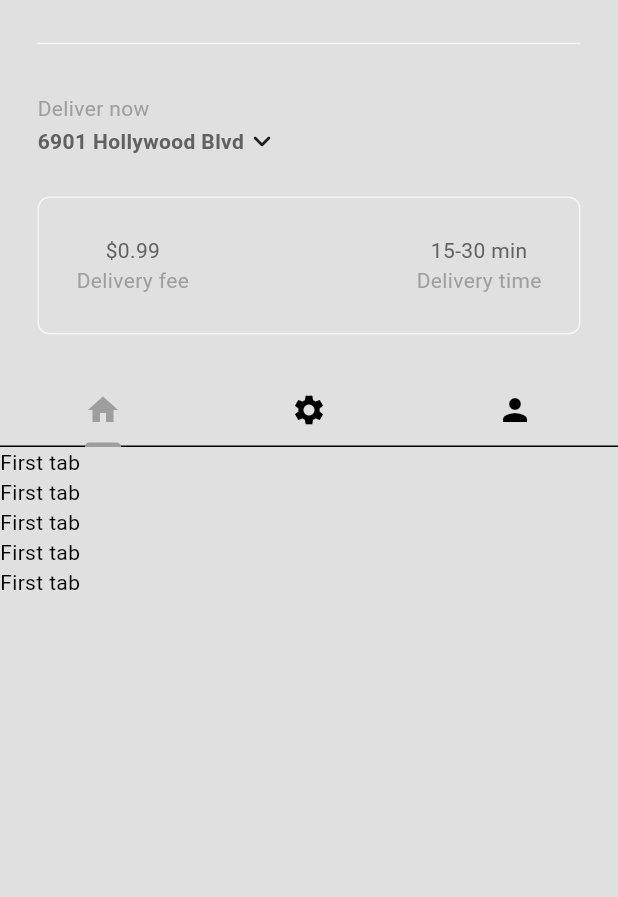
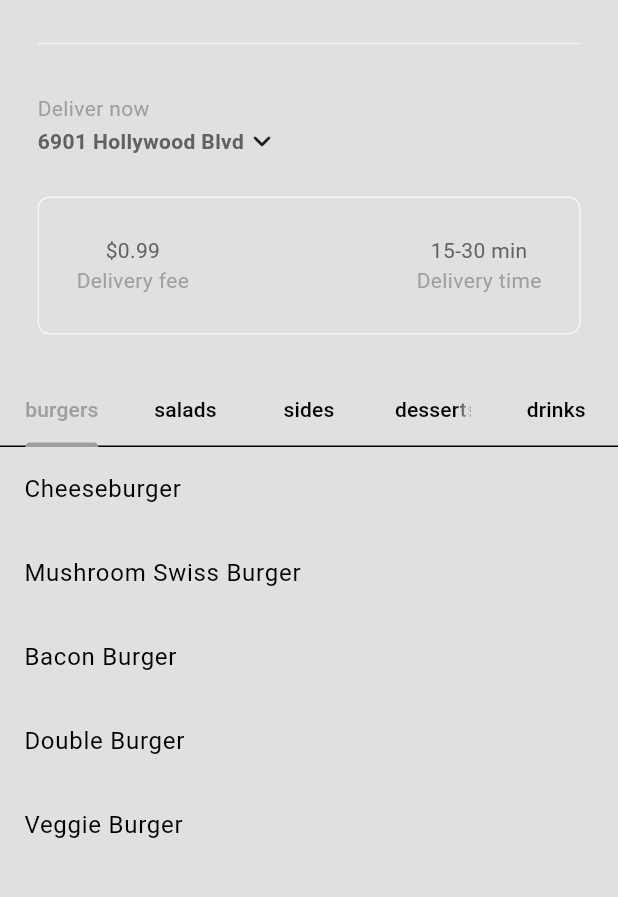
Before and after one commit to TBachirr/Sunset, a Flutter app: the screen it shows after launch, after a tap on "Sign In", on a phone screen of 412 x 824 dp, the part 63-960 px from its top. Run offline on Flutter 3.47's test engine with Material 3 defaults, Android fonts, the phone set to English and light mode, and no system bars.

Commit message:
General updates

```diff
--- a/lib/components/my_tab_bar.dart
+++ b/lib/components/my_tab_bar.dart
@@ -1,4 +1,5 @@
 import 'package:flutter/material.dart';
+import 'package:myapp/models/food.dart';
 
 class MyTabBar extends StatelessWidget {
   final TabController tabController;
@@ -8,26 +9,20 @@ class MyTabBar extends StatelessWidget {
     required this.tabController,
   });
 
+  List<Tab> _buildCategoryTabs() {
+    return FoodCategory.values.map((category) {
+      return Tab(
+        text: category.toString().split('.').last,
+      );
+    }).toList();
+  }
+
   @override
   Widget build(BuildContext context) {
     return Container(
       child: TabBar(
         controller: tabController,
-        tabs: [
-          // 1st tab
-          Tab(
-            icon: Icon(Icons.home),
-          ),
-          // 2nd tab
-          Tab(
-            icon: Icon(Icons.settings),
-          ),
-
-          // 3rd tab
-          Tab(
-            icon: Icon(Icons.person),
-          ),
-        ],
+        tabs: _buildCategoryTabs(),
       ),
     );
   }
--- a/lib/main.dart
+++ b/lib/main.dart
@@ -1,13 +1,20 @@
 import 'package:flutter/material.dart';
 import 'package:myapp/auth/login_or_register.dart';
+import 'package:myapp/models/restaurant.dart';
 import 'package:myapp/themes/theme_provider.dart';
 import 'package:provider/provider.dart';
 
 void main() {
-  runApp(ChangeNotifierProvider(
-    create: (context) => ThemeProvider(),
-    child: const MyApp(),
-  ));
+  runApp(
+    MultiProvider(
+      providers: [
+        ChangeNotifierProvider(create: (context) => ThemeProvider()),
+
+        ChangeNotifierProvider(create: (context) => Restaurant()),
+      ],
+      child: const MyApp(),
+    )
+  );
 }
 
 class MyApp extends StatelessWidget {
--- a/lib/models/restaurant.dart
+++ b/lib/models/restaurant.dart
@@ -1,7 +1,9 @@
+import 'package:flutter/material.dart';
+
 import 'food.dart';
 
-class Restaurant {
-    // List of food items
+class Restaurant extends ChangeNotifier {
+  // List of food items
   final List<Food> _menu = [
     // burgers
     Food(
@@ -13,6 +15,19 @@ class Restaurant {
       availableAddons: [
         Addon(name: "Extra cheese", price: 0.99),
         Addon(name: "Bacon", price: 1.49),
+      ],
+    ),
+    Food(
+      name: "Mushroom Swiss Burger",
+      description:
+          "A savory beef patty topped with Swiss cheese and sautéed mushrooms on a toasted bun.",
+      imagePath: "lib/images/burgers/mushroom_swiss_burger.png",
+      price: 2.49,
+      category: FoodCategory.burgers,
+      availableAddons: [
+        Addon(name: "Extra Swiss cheese", price: 0.99),
+        Addon(name: "Grilled onions", price: 0.79),
+        Addon(name: "Fried egg", price: 1.49),
       ],
     ),
     Food(
@@ -246,7 +261,8 @@ class Restaurant {
     ),
     Food(
       name: "Milkshake",
-      description: "Creamy milkshake available in chocolate, vanilla, or strawberry.",
+      description:
+          "Creamy milkshake available in chocolate, vanilla, or strawberry.",
       imagePath: "lib/images/drinks/milkshake.png",
       price: 2.99,
       category: FoodCategory.drinks,
@@ -255,4 +271,6 @@ class Restaurant {
       ],
     ),
   ];
+
+  List<Food> get menu => _menu;
 }
--- a/lib/pages/home_page.dart
+++ b/lib/pages/home_page.dart
@@ -3,7 +3,11 @@ import 'package:myapp/components/my_current_location.dart';
 import 'package:myapp/components/my_description_box.dart';
 import 'package:myapp/components/my_sliver_app_bar.dart';
 import 'package:myapp/components/my_tab_bar.dart';
+import 'package:myapp/models/food.dart';
+import 'package:myapp/models/restaurant.dart';
 import '../components/my_drawer.dart';
+import 'package:provider/provider.dart';
+
 
 class HomePage extends StatefulWidget {
   const HomePage({super.key});
@@ -18,7 +22,7 @@ class _HomePageState extends State<HomePage> with SingleTickerProviderStateMixin
   @override
   void initState() {
     super.initState();
-    _tabController = TabController(length: 3, vsync: this);
+    _tabController = TabController(length: FoodCategory.values.length, vsync: this);
   }
 
   @override
@@ -26,6 +30,28 @@ class _HomePageState extends State<HomePage> with SingleTickerProviderStateMixin
     _tabController.dispose();
     super.dispose();
   }
+
+  List<Food> _filterMenuByCategory(FoodCategory category, List<Food> fullMenu) {
+  return fullMenu.where((food) => food.category == category).toList();
+}
+
+// Return list of foods in a given category
+List<Widget> getFoodInThisCategory(List<Food> fullMenu) {
+  return FoodCategory.values.map((category) {
+    List<Food> categoryMenu = _filterMenuByCategory(category, fullMenu);
+
+    return ListView.builder(
+      itemCount: categoryMenu.length,
+      physics: const NeverScrollableScrollPhysics(),
+      itemBuilder: (context, index) {
+        return ListTile(
+          title: Text(categoryMenu[index].name),
+        ); // ListTile
+      },
+    ); // ListView.builder
+  }).toList();
+}
+
 
   @override
   Widget build(BuildContext context) {
@@ -49,23 +75,12 @@ class _HomePageState extends State<HomePage> with SingleTickerProviderStateMixin
                 ],
               )),
         ],
-        body: TabBarView(
-          controller : _tabController,
-          children: [
-            ListView.builder(
-              itemCount: 5,
-              itemBuilder: (context, index) => Text("First tab"),
-            ),
-            ListView.builder(
-              itemCount: 5,
-              itemBuilder: (context, index) => Text("Second tab"),
-            ),
-            ListView.builder(
-              itemCount: 5,
-              itemBuilder: (context, index) => Text("third tab"),
-            ),
-          ],
-        ),
+        body: Consumer<Restaurant>(
+          builder: (context, restaurant, child) => TabBarView(
+            controller: _tabController,
+            children: getFoodInThisCategory(restaurant.menu),
+          )
+        )
       ),
     ); // Scaffold
   }
--- a/pubspec.yaml
+++ b/pubspec.yaml
@@ -46,7 +46,7 @@ dev_dependencies:
   # activated in the `analysis_options.yaml` file located at the root of your
   # package. See that file for information about deactivating specific lint
   # rules and activating additional ones.
-  flutter_lints: ^3.0.0
+  flutter_lints: ^4.0.0
 
 # For information on the generic Dart part of this file, see the
 # following page: https://dart.dev/tools/pub/pubspec
```
Also changed, not shown: pubspec.lock.
